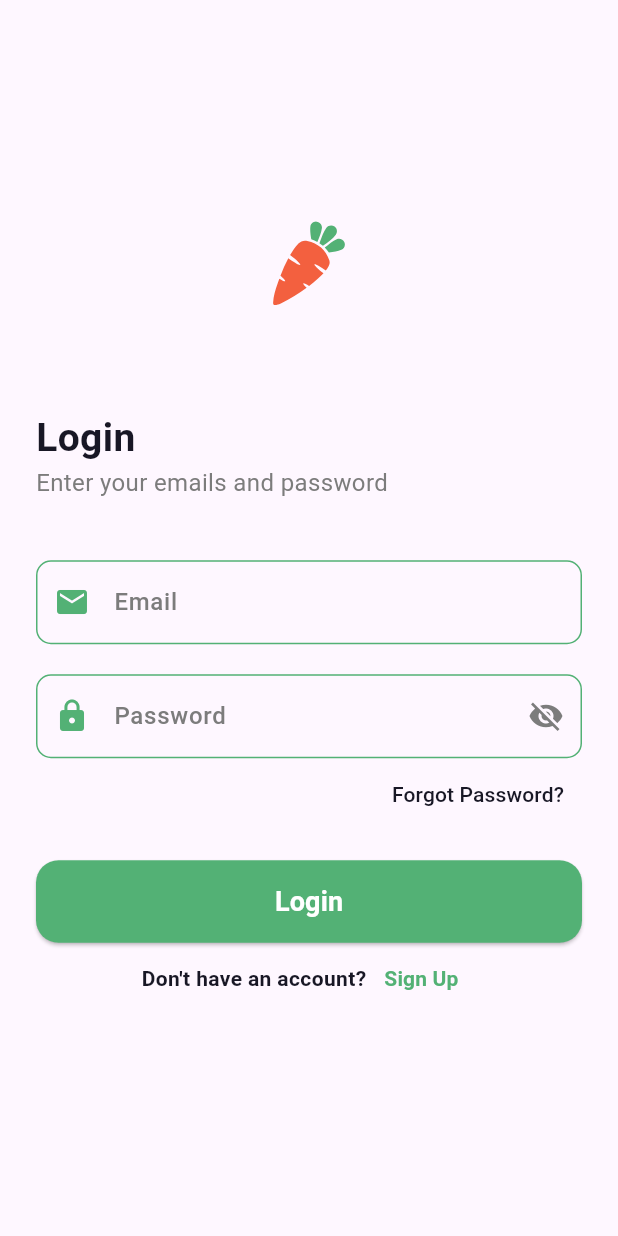
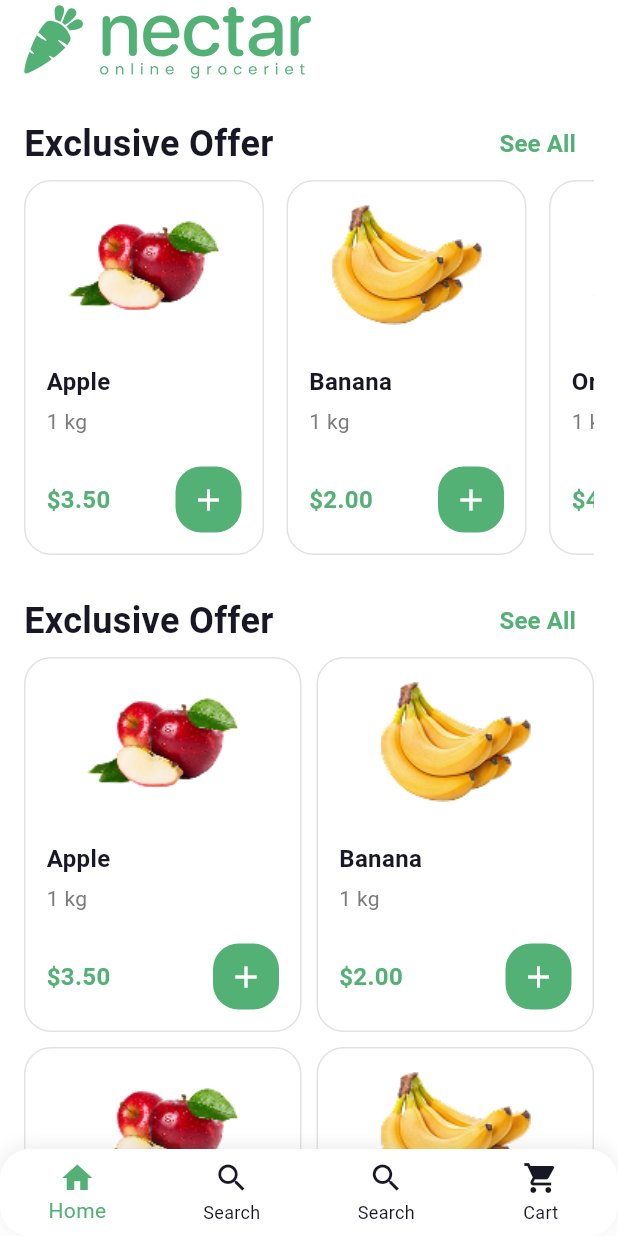
Before and after one commit to sayedabdul-aziz/Eraasoft-G129, a Flutter app: the screen it shows after launch, on a phone screen of 412 x 824 dp. Run offline on Flutter 3.47's test engine with Material 3 defaults, Android fonts, the phone set to English and light mode, and no system bars; our stand-ins replace flutter_svg.

Commit message:
session 8/24

```diff
--- a/Flutter/nectar_ui/lib/core/utils/colors.dart
+++ b/Flutter/nectar_ui/lib/core/utils/colors.dart
@@ -4,5 +4,6 @@ class AppColors {
   static const Color primaryColor = Color(0xFF53B175);
   static const Color darkColor = Color(0xFF181725);
   static const Color greyColor = Color(0xFF7C7C7C);
+  static const Color borderColor = Color(0xFFE2E2E2);
   static const Color whiteColor = Color(0xFFFFFFFF);
 }
--- /dev/null
+++ b/Flutter/nectar_ui/lib/core/utils/text_styles.dart
@@ -0,0 +1,40 @@
+import 'package:flutter/material.dart';
+import 'package:nectar_ui/core/utils/colors.dart';
+
+class TextStyles {
+  static TextStyle titleStyle({
+    Color? color,
+    double fontSize = 24,
+    FontWeight fontWeight = FontWeight.bold,
+  }) {
+    return TextStyle(
+      fontSize: fontSize,
+      fontWeight: fontWeight,
+      color: color ?? AppColors.darkColor,
+    );
+  }
+
+  static TextStyle bodyStyle({
+    Color? color,
+    double fontSize = 16,
+    FontWeight fontWeight = FontWeight.normal,
+  }) {
+    return TextStyle(
+      fontSize: fontSize,
+      fontWeight: fontWeight,
+      color: color ?? AppColors.darkColor,
+    );
+  }
+
+  static TextStyle smallStyle({
+    Color? color,
+    double fontSize = 14,
+    FontWeight fontWeight = FontWeight.normal,
+  }) {
+    return TextStyle(
+      fontSize: fontSize,
+      fontWeight: fontWeight,
+      color: color ?? AppColors.greyColor,
+    );
+  }
+}
--- a/Flutter/nectar_ui/lib/core/widgets/custom_password_field.dart
+++ b/Flutter/nectar_ui/lib/core/widgets/custom_password_field.dart
@@ -48,31 +48,6 @@ class _CustomPasswordFieldState extends State<CustomPasswordField> {
             color: AppColors.greyColor,
           ),
         ),
-        labelStyle: TextStyle(
-          fontSize: 16,
-          color: AppColors.greyColor,
-          fontWeight: FontWeight.w500,
-        ),
-        enabledBorder: OutlineInputBorder(
-          borderRadius: BorderRadius.circular(10),
-          borderSide: BorderSide(color: AppColors.primaryColor),
-        ),
-        focusedBorder: OutlineInputBorder(
-          borderRadius: BorderRadius.circular(10),
-          borderSide: BorderSide(color: AppColors.primaryColor),
-        ),
-        errorBorder: OutlineInputBorder(
-          borderRadius: BorderRadius.circular(10),
-          borderSide: BorderSide(color: Colors.red),
-        ),
-        focusedErrorBorder: OutlineInputBorder(
-          borderRadius: BorderRadius.circular(10),
-          borderSide: BorderSide(color: Colors.red),
-        ),
-        disabledBorder: OutlineInputBorder(
-          borderRadius: BorderRadius.circular(10),
-          borderSide: BorderSide(color: AppColors.greyColor),
-        ),
       ),
     );
   }
--- a/Flutter/nectar_ui/lib/core/widgets/custom_text_field.dart
+++ b/Flutter/nectar_ui/lib/core/widgets/custom_text_field.dart
@@ -1,5 +1,4 @@
 import 'package:flutter/material.dart';
-import 'package:nectar_ui/core/utils/colors.dart';
 
 class CustomTextField extends StatelessWidget {
   const CustomTextField({
@@ -26,31 +25,6 @@ class CustomTextField extends StatelessWidget {
         hintText: hint,
         prefixIcon: prefix,
         suffixIcon: suffix,
-        labelStyle: TextStyle(
-          fontSize: 16,
-          color: AppColors.greyColor,
-          fontWeight: FontWeight.w500,
-        ),
-        enabledBorder: OutlineInputBorder(
-          borderRadius: BorderRadius.circular(10),
-          borderSide: BorderSide(color: AppColors.primaryColor),
-        ),
-        focusedBorder: OutlineInputBorder(
-          borderRadius: BorderRadius.circular(10),
-          borderSide: BorderSide(color: AppColors.primaryColor),
-        ),
-        errorBorder: OutlineInputBorder(
-          borderRadius: BorderRadius.circular(10),
-          borderSide: BorderSide(color: Colors.red),
-        ),
-        focusedErrorBorder: OutlineInputBorder(
-          borderRadius: BorderRadius.circular(10),
-          borderSide: BorderSide(color: Colors.red),
-        ),
-        disabledBorder: OutlineInputBorder(
-          borderRadius: BorderRadius.circular(10),
-          borderSide: BorderSide(color: AppColors.greyColor),
-        ),
       ),
     );
   }
--- /dev/null
+++ b/Flutter/nectar_ui/lib/features/cart/page/cart_screen.dart
@@ -0,0 +1,24 @@
+import 'package:flutter/material.dart';
+
+class CartScreen extends StatelessWidget {
+  const CartScreen({super.key});
+
+  @override
+  Widget build(BuildContext context) {
+    return Scaffold(
+      appBar: AppBar(title: const Text('Cart')),
+      body: Center(
+        child: Text(
+          'Your cart is empty',
+          style: TextStyle(fontSize: 20, color: Colors.grey[600]),
+        ),
+      ),
+      floatingActionButton: FloatingActionButton(
+        onPressed: () {
+          // Action to add items to the cart
+        },
+        child: const Icon(Icons.add_shopping_cart),
+      ),
+    );
+  }
+}
--- /dev/null
+++ b/Flutter/nectar_ui/lib/features/home/models/product_model.dart
@@ -0,0 +1,53 @@
+class ProductModel {
+  final int id;
+  final String name;
+  final String image;
+  int quantity;
+  final double price;
+
+  ProductModel({
+    required this.id,
+    required this.name,
+    required this.image,
+    required this.quantity,
+    required this.price,
+  });
+}
+
+List<ProductModel> products = [
+  ProductModel(
+    id: 1,
+    name: 'Apple',
+    image: 'assets/images/apple.png',
+    quantity: 1,
+    price: 3.5,
+  ),
+  ProductModel(
+    id: 2,
+    name: 'Banana',
+    image: 'assets/images/banana.png',
+    quantity: 1,
+    price: 2.0,
+  ),
+  ProductModel(
+    id: 3,
+    name: 'Orange',
+    image: 'assets/images/apple.png',
+    quantity: 1,
+    price: 4.0,
+  ),
+  ProductModel(
+    id: 4,
+    name: 'Grapes',
+    image: 'assets/images/banana.png',
+    quantity: 1,
+    price: 5.0,
+  ),
+  ProductModel(
+    id: 5,
+    name: 'Mango',
+    image: 'assets/images/apple.png',
+    quantity: 1,
+    price: 6.0,
+  ),
+];
--- /dev/null
+++ b/Flutter/nectar_ui/lib/features/home/pages/home_screen.dart
@@ -0,0 +1,37 @@
+import 'package:flutter/material.dart';
+import 'package:flutter_svg/svg.dart';
+import 'package:nectar_ui/core/utils/colors.dart';
+import 'package:nectar_ui/features/home/widgets/best_selling_builder.dart';
+import 'package:nectar_ui/features/home/widgets/exclusive_offer_builder.dart';
+
+class HomeScreen extends StatelessWidget {
+  const HomeScreen({super.key});
+
+  @override
+  Widget build(BuildContext context) {
+    return Scaffold(
+      appBar: AppBar(
+        title: SvgPicture.asset(
+          'assets/images/logo.svg',
+          height: 50,
+          colorFilter: ColorFilter.mode(
+            AppColors.primaryColor,
+            BlendMode.srcIn,
+          ),
+        ),
+      ),
+      body: Padding(
+        padding: const EdgeInsets.fromLTRB(16, 16, 16, 0),
+        child: SingleChildScrollView(
+          child: Column(
+            children: [
+              ExclusiveOfferBuilder(),
+              SizedBox(height: 20),
+              BestSellingBuilder(),
+            ],
+          ),
+        ),
+      ),
+    );
+  }
+}
--- /dev/null
+++ b/Flutter/nectar_ui/lib/features/home/widgets/best_selling_builder.dart
@@ -0,0 +1,47 @@
+import 'package:flutter/material.dart';
+import 'package:nectar_ui/core/utils/colors.dart';
+import 'package:nectar_ui/core/utils/text_styles.dart';
+import 'package:nectar_ui/features/home/models/product_model.dart';
+import 'package:nectar_ui/features/home/widgets/product_cart.dart';
+
+class BestSellingBuilder extends StatelessWidget {
+  const BestSellingBuilder({super.key});
+
+  @override
+  Widget build(BuildContext context) {
+    return Column(
+      children: [
+        Row(
+          mainAxisAlignment: MainAxisAlignment.spaceBetween,
+          children: [
+            Text('Exclusive Offer', style: TextStyles.titleStyle()),
+            TextButton(
+              onPressed: () {},
+              child: Text(
+                'See All',
+                style: TextStyles.bodyStyle(
+                  color: AppColors.primaryColor,
+                  fontWeight: FontWeight.w600,
+                ),
+              ),
+            ),
+          ],
+        ),
+        GridView.builder(
+          physics: NeverScrollableScrollPhysics(),
+          shrinkWrap: true,
+          gridDelegate: SliverGridDelegateWithFixedCrossAxisCount(
+            crossAxisCount: 2,
+            mainAxisSpacing: 10,
+            crossAxisSpacing: 10,
+            mainAxisExtent: 250,
+          ),
+          itemBuilder: (context, index) {
+            return ProductCart(model: products[index]);
+          },
+          itemCount: products.length,
+        ),
+      ],
+    );
+  }
+}
--- /dev/null
+++ b/Flutter/nectar_ui/lib/features/home/widgets/exclusive_offer_builder.dart
@@ -0,0 +1,46 @@
+import 'package:flutter/material.dart';
+import 'package:nectar_ui/core/utils/colors.dart';
+import 'package:nectar_ui/core/utils/text_styles.dart';
+import 'package:nectar_ui/features/home/models/product_model.dart';
+import 'package:nectar_ui/features/home/widgets/product_cart.dart';
+
+class ExclusiveOfferBuilder extends StatelessWidget {
+  const ExclusiveOfferBuilder({super.key});
+
+  @override
+  Widget build(BuildContext context) {
+    return Column(
+      children: [
+        Row(
+          mainAxisAlignment: MainAxisAlignment.spaceBetween,
+          children: [
+            Text('Exclusive Offer', style: TextStyles.titleStyle()),
+            TextButton(
+              onPressed: () {},
+              child: Text(
+                'See All',
+                style: TextStyles.bodyStyle(
+                  color: AppColors.primaryColor,
+                  fontWeight: FontWeight.w600,
+                ),
+              ),
+            ),
+          ],
+        ),
+        SizedBox(
+          height: 250,
+          child: ListView.separated(
+            scrollDirection: Axis.horizontal,
+            itemBuilder: (context, index) {
+              return ProductCart(model: products[index]);
+            },
+            separatorBuilder: (context, index) {
+              return SizedBox(width: 15);
+            },
+            itemCount: products.length,
+          ),
+        ),
+      ],
+    );
+  }
+}
--- /dev/null
+++ b/Flutter/nectar_ui/lib/features/home/widgets/product_cart.dart
@@ -0,0 +1,82 @@
+import 'package:flutter/material.dart';
+import 'package:nectar_ui/core/utils/colors.dart';
+import 'package:nectar_ui/core/utils/text_styles.dart';
+import 'package:nectar_ui/features/home/models/product_model.dart';
+
+class ProductCart extends StatefulWidget {
+  const ProductCart({super.key, required this.model});
+  final ProductModel model;
+
+  @override
+  State<ProductCart> createState() => _ProductCartState();
+}
+
+class _ProductCartState extends State<ProductCart> {
+  @override
+  Widget build(BuildContext context) {
+    return Container(
+      width: 160,
+      padding: const EdgeInsets.all(14),
+      decoration: BoxDecoration(
+        borderRadius: BorderRadius.circular(18),
+        border: Border.all(color: AppColors.borderColor, width: 1),
+      ),
+      child: Column(
+        crossAxisAlignment: CrossAxisAlignment.start,
+        children: [
+          Expanded(
+            child: Row(
+              mainAxisAlignment: MainAxisAlignment.center,
+              children: [
+                Image.asset(widget.model.image, width: 120, height: 120),
+              ],
+            ),
+          ),
+          SizedBox(height: 25),
+          Column(
+            crossAxisAlignment: CrossAxisAlignment.start,
+            children: [
+              Text(
+                widget.model.name,
+                style: TextStyles.bodyStyle(fontWeight: FontWeight.w600),
+              ),
+              SizedBox(height: 5),
+              Text(
+                '${widget.model.quantity} kg',
+                style: TextStyles.smallStyle(color: AppColors.greyColor),
+              ),
+            ],
+          ),
+          SizedBox(height: 20),
+          Row(
+            children: [
+              Text(
+                '\$${(widget.model.price * widget.model.quantity).toStringAsFixed(2)}',
+                style: TextStyles.bodyStyle(
+                  fontWeight: FontWeight.w600,
+                  color: AppColors.primaryColor,
+                ),
+              ),
+              Spacer(),
+              GestureDetector(
+                onTap: () {
+                  setState(() {
+                    widget.model.quantity++;
+                  });
+                },
+                child: Container(
+                  padding: const EdgeInsets.all(10),
+                  decoration: BoxDecoration(
+                    color: AppColors.primaryColor,
+                    borderRadius: BorderRadius.circular(17),
+                  ),
+                  child: Icon(Icons.add, color: Colors.white),
+                ),
+              ),
+            ],
+          ),
+        ],
+      ),
+    );
+  }
+}
--- /dev/null
+++ b/Flutter/nectar_ui/lib/features/main/main_app_screen.dart
@@ -0,0 +1,63 @@
+import 'package:flutter/material.dart';
+import 'package:nectar_ui/core/utils/colors.dart';
+import 'package:nectar_ui/features/cart/page/cart_screen.dart';
+import 'package:nectar_ui/features/home/pages/home_screen.dart';
+
+class MainAppScreen extends StatefulWidget {
+  const MainAppScreen({super.key});
+
+  @override
+  State<MainAppScreen> createState() => _MainAppScreenState();
+}
+
+class _MainAppScreenState extends State<MainAppScreen> {
+  List<Widget> screen = [
+    HomeScreen(),
+    CartScreen(),
+    HomeScreen(),
+    CartScreen(),
+  ];
+
+  int currentIndex = 0;
+  @override
+  Widget build(BuildContext context) {
+    return Scaffold(
+      body: screen[currentIndex],
+      bottomNavigationBar: Container(
+        decoration: BoxDecoration(
+          borderRadius: BorderRadius.circular(20),
+          color: Colors.white,
+          boxShadow: [
+            BoxShadow(
+              color: Colors.grey.withOpacity(0.2),
+              blurRadius: 10,
+              offset: Offset(0, -2), // changes position of shadow
+            ),
+          ],
+        ),
+        child: BottomNavigationBar(
+          currentIndex: currentIndex,
+          onTap: (index) {
+            setState(() {
+              currentIndex = index;
+            });
+          },
+          type: BottomNavigationBarType.fixed,
+          backgroundColor: Colors.transparent,
+          elevation: 0,
+          selectedItemColor: AppColors.primaryColor,
+          unselectedItemColor: AppColors.darkColor,
+          items: [
+            BottomNavigationBarItem(icon: Icon(Icons.home), label: 'Home'),
+            BottomNavigationBarItem(icon: Icon(Icons.search), label: 'Search'),
+            BottomNavigationBarItem(icon: Icon(Icons.search), label: 'Search'),
+            BottomNavigationBarItem(
+              icon: Icon(Icons.shopping_cart),
+              label: 'Cart',
+            ),
+          ],
+        ),
+      ),
+    );
+  }
+}
--- a/Flutter/nectar_ui/lib/features/splash/splash_screen.dart
+++ b/Flutter/nectar_ui/lib/features/splash/splash_screen.dart
@@ -3,7 +3,7 @@ import 'package:flutter_svg/svg.dart';
 import 'package:nectar_ui/core/constants/app_images.dart';
 import 'package:nectar_ui/core/functions/naviagtion.dart';
 import 'package:nectar_ui/core/utils/colors.dart';
-import 'package:nectar_ui/features/auth/pages/login_screen.dart';
+import 'package:nectar_ui/features/main/main_app_screen.dart';
 
 class SplashScreen extends StatefulWidget {
   const SplashScreen({super.key});
@@ -19,7 +19,7 @@ class _SplashScreenState extends State<SplashScreen> {
     // delay with 3 sec and navigate to home screen
     Future.delayed(Duration(seconds: 3), () {
       // navigate to home screen
-      pushWithReplacement(context, const LoginScreen());
+      pushWithReplacement(context, const MainAppScreen());
     });
   }
 
--- a/Flutter/nectar_ui/lib/main.dart
+++ b/Flutter/nectar_ui/lib/main.dart
@@ -1,4 +1,5 @@
 import 'package:flutter/material.dart';
+import 'package:nectar_ui/core/utils/colors.dart';
 import 'package:nectar_ui/features/splash/splash_screen.dart';
 
 void main() {
@@ -10,8 +11,39 @@ class MainApp extends StatelessWidget {
 
   @override
   Widget build(BuildContext context) {
-    return const MaterialApp(
+    return MaterialApp(
       debugShowCheckedModeBanner: false,
+      theme: ThemeData(
+        scaffoldBackgroundColor: AppColors.whiteColor,
+        appBarTheme: AppBarTheme(backgroundColor: AppColors.whiteColor),
+        inputDecorationTheme: InputDecorationTheme(
+          labelStyle: TextStyle(
+            fontSize: 16,
+            color: AppColors.greyColor,
+            fontWeight: FontWeight.w500,
+          ),
+          enabledBorder: OutlineInputBorder(
+            borderRadius: BorderRadius.circular(10),
+            borderSide: BorderSide(color: AppColors.primaryColor),
+          ),
+          focusedBorder: OutlineInputBorder(
+            borderRadius: BorderRadius.circular(10),
+            borderSide: BorderSide(color: AppColors.primaryColor),
+          ),
+          errorBorder: OutlineInputBorder(
+            borderRadius: BorderRadius.circular(10),
+            borderSide: BorderSide(color: Colors.red),
+          ),
+          focusedErrorBorder: OutlineInputBorder(
+            borderRadius: BorderRadius.circular(10),
+            borderSide: BorderSide(color: Colors.red),
+          ),
+          disabledBorder: OutlineInputBorder(
+            borderRadius: BorderRadius.circular(10),
+            borderSide: BorderSide(color: AppColors.greyColor),
+          ),
+        ),
+      ),
       home: SplashScreen(),
     );
   }
```
Also changed, not shown: Flutter/nectar_ui/assets/images/apple.png (added), Flutter/nectar_ui/assets/images/banana.png (added), Flutter/nectar_ui/assets/images/banana.svg (added).
